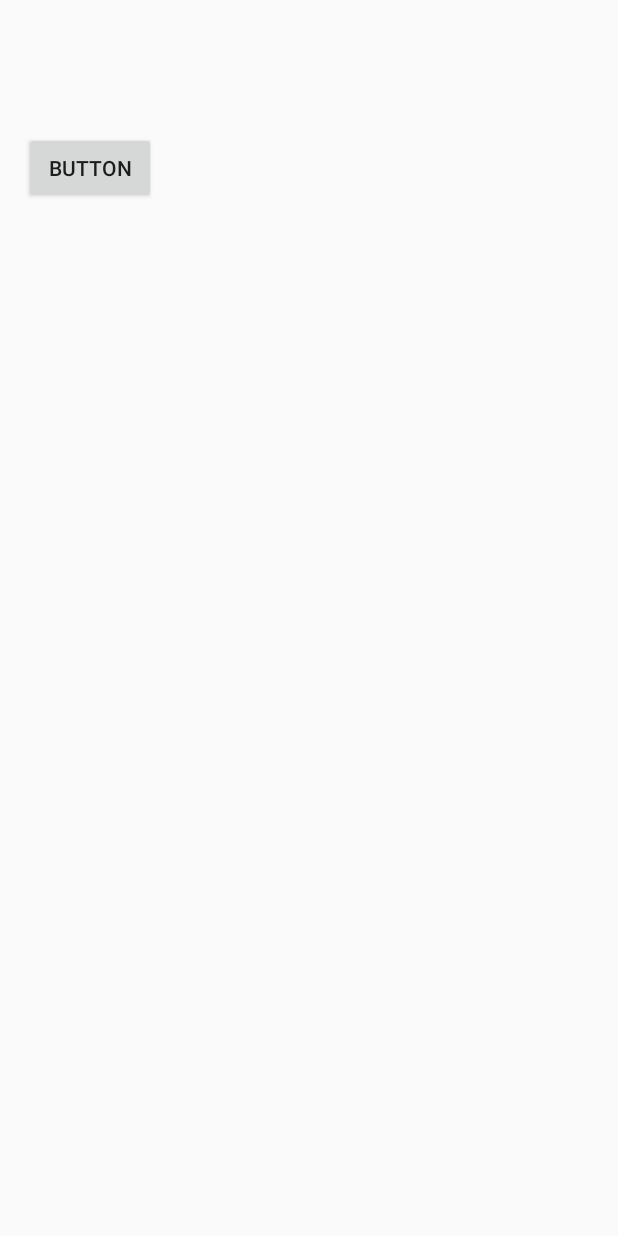
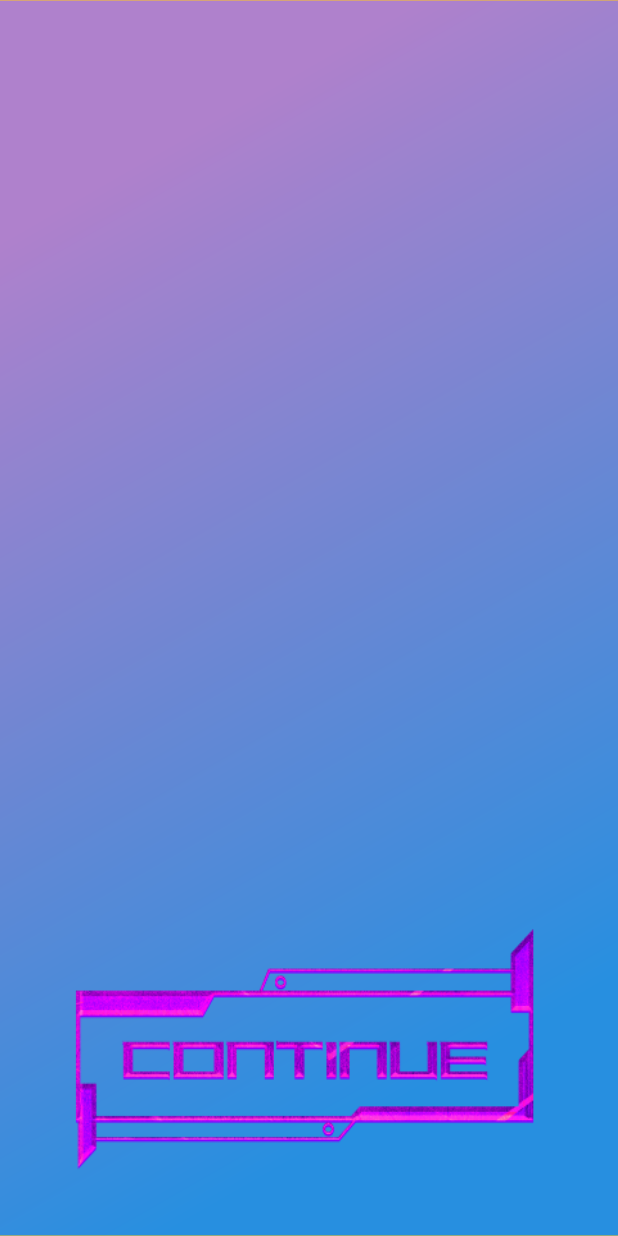
Before and after one commit to asder75/MyFirrst1, an Android app: the fragment FirstFragment shown on its own in the app's theme, on a phone screen of 412 x 824 dp. Run offline under Robolectric (Android 15) with nearby library versions, the light colour scheme and no system bars; 5 statements that could not run were skipped.

Commit message:
//делаем загрузочный экран

```diff
--- a/app/src/main/java/com/example/myfirrst/FirstFragment.kt
+++ b/app/src/main/java/com/example/myfirrst/FirstFragment.kt
@@ -16,6 +16,9 @@ class FirstFragment : Fragment() {
     override fun onCreate(savedInstanceState: Bundle?) {
         super.onCreate(savedInstanceState)
 
+        lottie3.setAnimation("gradback.json")
+        lottie3.playAnimation()
+        lottie3.loop(true)
     }
 
     override fun onCreateView(inflater: LayoutInflater, container: ViewGroup?,
@@ -24,7 +27,7 @@ class FirstFragment : Fragment() {
       val v =    inflater.inflate(R.layout.fragment_first, container, false)
 
 
-        val bt = v.findViewById<Button>(R.id.buttontt)
+        val bt = v.findViewById<Button>(R.id.metal1)
 
 
 
--- a/app/src/main/res/layout/fragment_first.xml
+++ b/app/src/main/res/layout/fragment_first.xml
@@ -6,16 +6,36 @@
     android:layout_height="match_parent"
     tools:context=".FirstFragment">
 
+    <com.airbnb.lottie.LottieAnimationView
+        android:id="@+id/lottie3"
+        android:layout_width="match_parent"
+        android:layout_height="wrap_content"
+        android:scaleType="centerCrop"
+
+
+        app:layout_constraintBottom_toBottomOf="parent"
+        app:layout_constraintEnd_toEndOf="parent"
+        app:layout_constraintStart_toStartOf="parent"
+        app:layout_constraintTop_toTopOf="parent"
+        app:lottie_autoPlay="true"
+        app:lottie_fileName="gradback.json"
+        app:lottie_loop="true"
+        app:lottie_speed="0.7" />
     <!-- TODO: Update blank fragment layout -->
 
-    <Button
-        android:id="@+id/buttontt"
-        android:layout_width="wrap_content"
-        android:layout_height="wrap_content"
-        android:layout_marginStart="16dp"
-        android:layout_marginTop="88dp"
-        android:text="Button"
-        app:layout_constraintStart_toStartOf="parent"
-        app:layout_constraintTop_toTopOf="parent" />
+    <ImageButton
+        android:id="@+id/metal1"
+        android:layout_width="358dp"
+        android:layout_height="167dp"
+        android:layout_marginBottom="40dp"
+        android:background="#00FFFFFF"
+
+        android:scaleType="fitXY"
+        android:src="@drawable/metalstyle"
+        app:layout_constraintBottom_toBottomOf="parent"
+        app:layout_constraintEnd_toEndOf="parent"
+        app:layout_constraintHorizontal_bias="0.49"
+        app:layout_constraintStart_toStartOf="parent" />
+
 
 </androidx.constraintlayout.widget.ConstraintLayout>
```
Also changed, not shown: app/src/main/res/drawable-xxhdpi/metalstyle.png (added).
